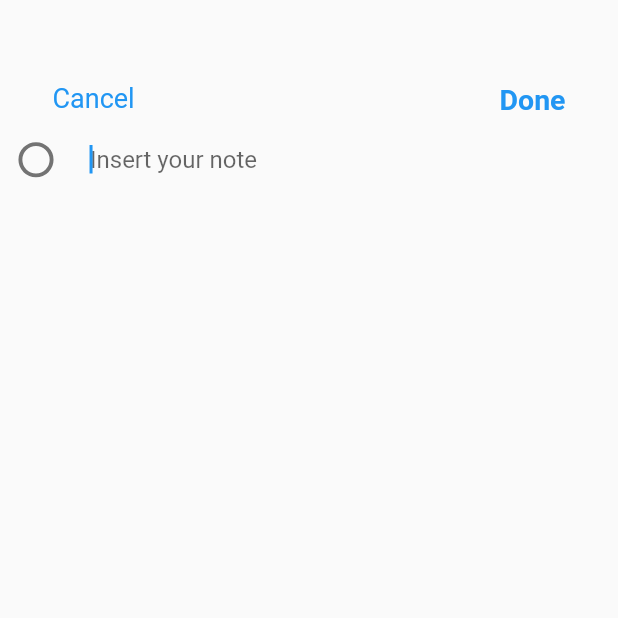
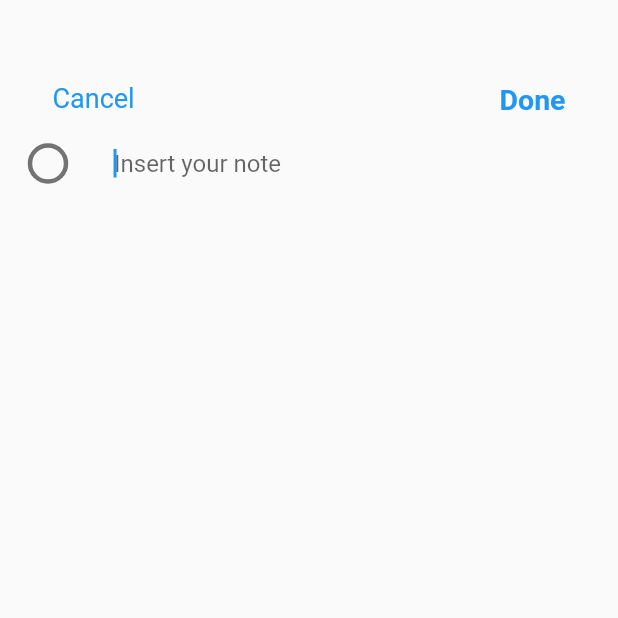
Before and after one commit to spaceman1412/todolist-flutter, a Flutter app: the AddNoteScreen screen opened directly, on a phone screen of 412 x 824 dp, the top half of it. Run offline on Flutter 3.47's test engine with Material 2 defaults, Android fonts, the phone set to English and light mode, and no system bars.

Commit message:
Complete UI

```diff
--- a/lib/widgets/text_section.dart
+++ b/lib/widgets/text_section.dart
@@ -25,7 +25,7 @@ class TextSection extends StatelessWidget {
           Divider(
             color: Colors.black,
             height: 15,
-            indent: 45,
+            indent: 25,
           )
         ]),
       ),
@@ -37,8 +37,10 @@ class CustomCheckBox extends StatelessWidget {
   bool isChecked = false;
   @override
   Widget build(BuildContext context) {
-    return Transform.scale(
-      scale: 1.3,
+    return Padding(
+      padding: const EdgeInsets.all(8.0),
+      child: Transform.scale(
+        scale: 1.5,
         child: Checkbox(
           value: isChecked,
           onChanged: (bool? value) {
@@ -46,6 +48,7 @@ class CustomCheckBox extends StatelessWidget {
           },
           shape: CircleBorder(),
         ),
+      ),
     );
   }
 }
```
Lines whose indentation alone changed are shown as unchanged.
